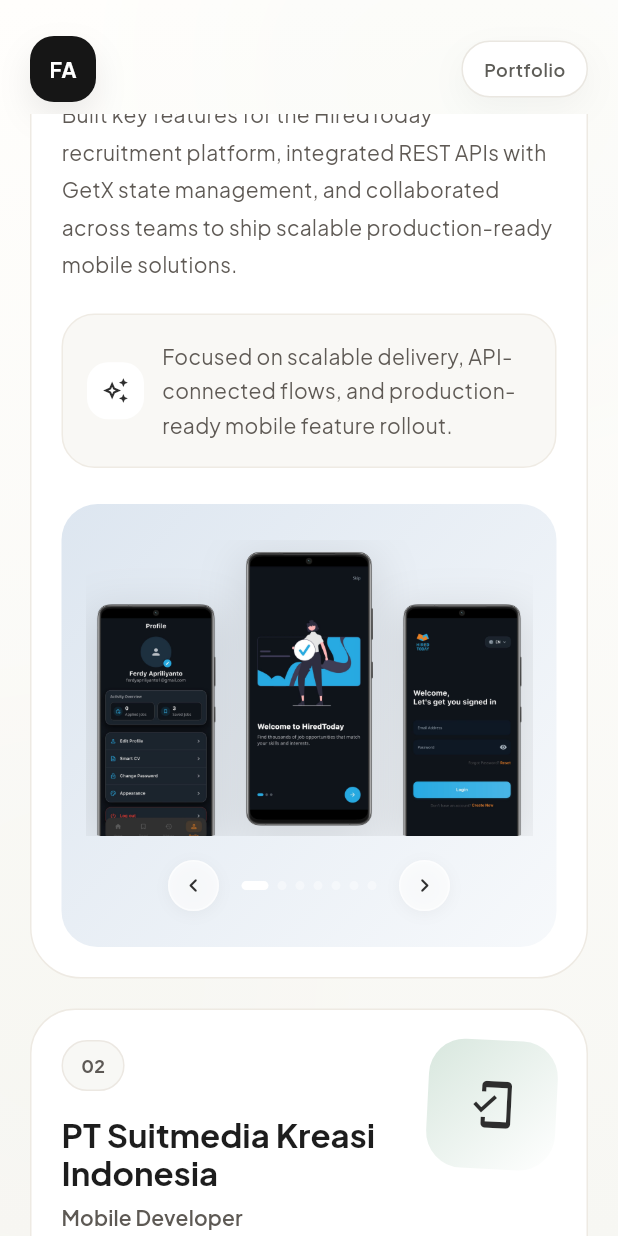
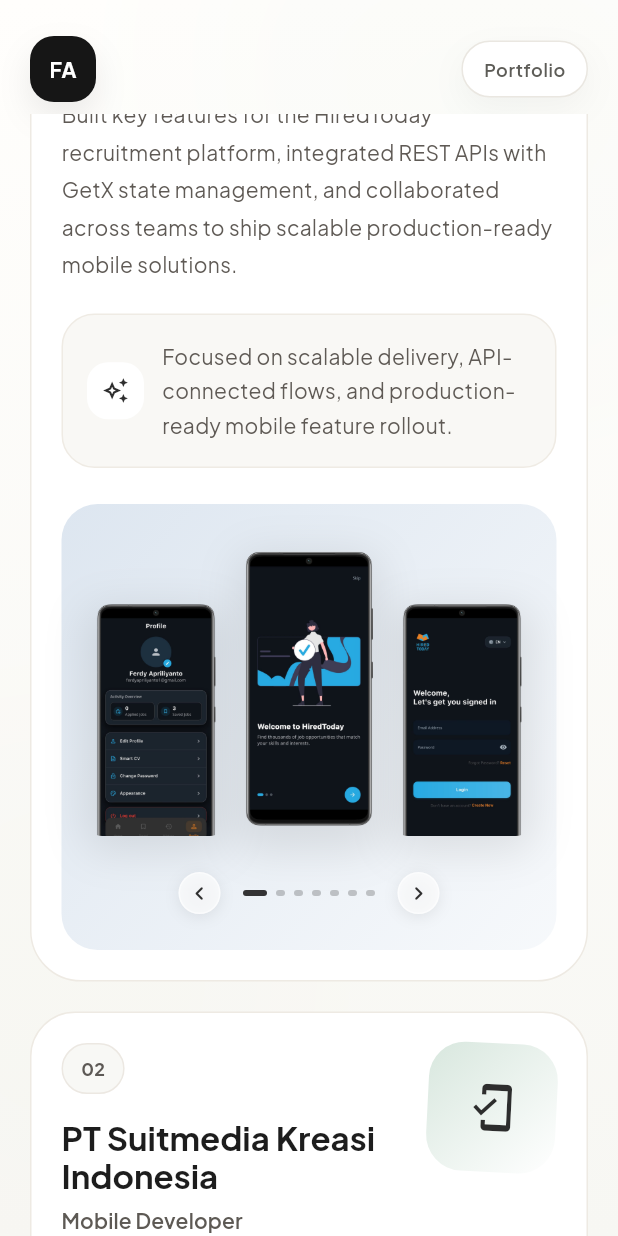
Before and after one commit to FerdyApriliyanto/ferdyapriliyanto-portfolio, a Flutter app: the screen it shows after launch, scrolled down 1728 dp, on a phone screen of 412 x 824 dp. Run offline on Flutter 3.47's test engine with Material 3 defaults, Android fonts, the phone set to English and light mode, and no system bars; our stand-ins replace get, google_fonts.

Commit message:
adjust: centering project showcase panel & make scroll indicator more contrast

```diff
--- a/lib/app/modules/home/widgets/projects/screenshot_strip.dart
+++ b/lib/app/modules/home/widgets/projects/screenshot_strip.dart
@@ -50,43 +50,60 @@
         ),
       ),
       child: Column(
+        mainAxisAlignment: .center,
+        children: [
+          LayoutBuilder(
+            builder: (context, constraints) {
+              final availableWidth = (constraints.maxWidth - 16) / 3;
+              final centerHeight = (availableWidth * 2.1).clamp(
+                0.0,
+                constraints.maxHeight,
+              );
+              final sideHeight = centerHeight * 0.82;
+              final offset = (centerHeight - sideHeight) / 2;
+
+              return Align(
+                alignment: Alignment.center,
+                child: Row(
                   mainAxisAlignment: MainAxisAlignment.center,
+                  crossAxisAlignment: CrossAxisAlignment.center,
                   children: [
                     Expanded(
-            child: ClipRect(
-              child: Row(
-                mainAxisAlignment: MainAxisAlignment.center,
-                crossAxisAlignment: CrossAxisAlignment.end,
-                children: [
-                  Expanded(
+                      child: Transform.translate(
+                        offset: Offset(0, offset),
                         child: _StripPhone(
                           assetPath: screenshots[prev],
-                      heightFactor: 0.82,
+                          height: sideHeight,
                           onTap: () => _openLightbox(context, prev),
+                        ),
                       ),
                     ),
                     const SizedBox(width: 8),
                     Expanded(
                       child: _StripPhone(
                         assetPath: screenshots[_current],
-                      heightFactor: 1.0,
+                        height: centerHeight,
                         isCenter: true,
                         onTap: () => _openLightbox(context, _current),
                       ),
                     ),
                     const SizedBox(width: 8),
                     Expanded(
+                      child: Transform.translate(
+                        offset: Offset(0, offset),
                         child: _StripPhone(
                           assetPath: screenshots[next],
-                      heightFactor: 0.82,
+                          height: sideHeight,
                           onTap: () => _openLightbox(context, next),
+                        ),
                       ),
                     ),
                   ],
                 ),
+              );
+            },
           ),
-          ),
-          const SizedBox(height: 16),
+          const SizedBox(height: 24),
           Row(
             mainAxisAlignment: MainAxisAlignment.center,
             children: [
@@ -118,13 +135,13 @@
 class _StripPhone extends StatefulWidget {
   const _StripPhone({
     required this.assetPath,
-    required this.heightFactor,
+    required this.height,
     required this.onTap,
     this.isCenter = false,
   });
 
   final String assetPath;
-  final double heightFactor;
+  final double height;
   final VoidCallback onTap;
   final bool isCenter;
 
@@ -145,8 +162,6 @@
         onTap: widget.onTap,
         child: LayoutBuilder(
           builder: (context, constraints) {
-            final w = constraints.maxWidth;
-            final h = w * 2.1 * widget.heightFactor;
             return AnimatedContainer(
               duration: const Duration(milliseconds: 200),
               curve: Curves.easeOut,
@@ -155,8 +170,8 @@
               child: PhoneMockup(
                 key: ValueKey(widget.assetPath),
                 assetPath: widget.assetPath,
-                width: w,
-                height: h,
+                width: constraints.maxWidth,
+                height: widget.height,
                 lightBackground: true,
               ),
             );
--- a/lib/app/modules/home/widgets/shared/carousel_controls.dart
+++ b/lib/app/modules/home/widgets/shared/carousel_controls.dart
@@ -20,21 +20,21 @@
         duration: const Duration(milliseconds: 150),
         opacity: onTap != null ? 1.0 : 0.28,
         child: Container(
-          width: 34,
-          height: 34,
+          width: 28,
+          height: 28,
           decoration: BoxDecoration(
             color: tinted
                 ? Colors.white.withValues(alpha: 0.7)
-                : const Color(0xFFFFFFFF),
+                : const Color(0xFFE8E3DC),
             borderRadius: BorderRadius.circular(999),
             border: Border.all(
               color: tinted
                   ? Colors.white.withValues(alpha: 0.5)
-                  : const Color(0xFFE2DDD7),
+                  : const Color(0xFFB5AFA7),
             ),
             boxShadow: const [
               BoxShadow(
-                color: Color(0x0A000000),
+                color: Color(0x14000000),
                 blurRadius: 8,
                 offset: Offset(0, 2),
               ),
@@ -59,14 +59,16 @@
     return AnimatedContainer(
       duration: const Duration(milliseconds: 200),
       margin: const EdgeInsets.symmetric(horizontal: 3),
-      width: active ? 18 : 6,
-      height: 6,
+      width: active ? 16 : 6,
+      height: 4,
       decoration: BoxDecoration(
         color: active
-            ? (tinted ? Colors.white : const Color(0xFF2D2D2D))
+            ? (tinted
+                  ? Color(0xFF1E1E1E).withValues(alpha: 0.90)
+                  : const Color(0xFF2D2D2D))
             : (tinted
-                  ? Colors.white.withValues(alpha: 0.4)
-                  : const Color(0xFFD5D0CA)),
+                  ? Color(0xFF1E1E1E).withValues(alpha: 0.24)
+                  : const Color(0xFF7D7870)),
         borderRadius: BorderRadius.circular(999),
       ),
     );
```
Lines whose indentation alone changed are shown as unchanged.
